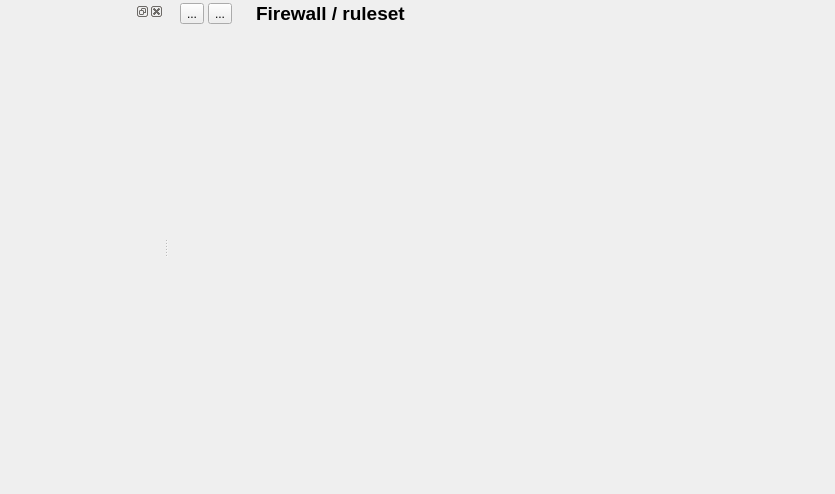
First picture: the form in src/gui/projectpanel_q.ui, repository fwbuilder/fwbuilder, before the edit.
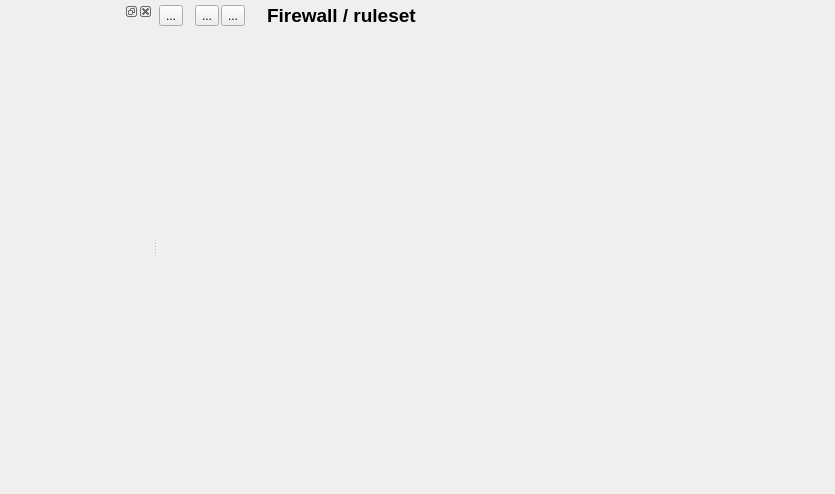
Second picture: the form after the edit. Icons and pictures are not drawn. Custom widgets are drawn as their Qt base class.

Commit message: * ProjectPanel.cpp (ProjectPanel::addRule): fixed #1461 Need obvious button to add new rule to the empty rule set

```diff
--- a/src/gui/projectpanel_q.ui
+++ b/src/gui/projectpanel_q.ui
@@ -99,12 +99,12 @@
       <property name="frameShadow" >
        <enum>QFrame::Raised</enum>
       </property>
-      <layout class="QGridLayout" name="gridLayout" >
-       <property name="leftMargin" >
-        <number>12</number>
+      <layout class="QGridLayout" name="gridLayout">
+       <property name="leftMargin">
+        <number>2</number>
        </property>
-       <property name="topMargin" >
-        <number>0</number>
+       <property name="topMargin">
+        <number>2</number>
        </property>
        <property name="rightMargin" >
         <number>0</number>
@@ -112,14 +112,65 @@
        <property name="bottomMargin" >
         <number>0</number>
        </property>
-       <item row="0" column="0" >
-        <layout class="QHBoxLayout" name="horizontalLayout" >
-         <property name="spacing" >
-          <number>4</number>
-         </property>
+       <property name="spacing">
+        <number>2</number>
+       </property>
+       <item row="0" column="0">
+        <layout class="QHBoxLayout" name="horizontalLayout">
          <item>
-          <widget class="QToolButton" name="compile_this_fw" >
-           <property name="toolTip" >
+          <widget class="QToolButton" name="add_rule">
+           <property name="toolTip">
+            <string>Add rule</string>
+           </property>
+           <property name="statusTip">
+            <string>Add rule</string>
+           </property>
+           <property name="whatsThis">
+            <string>Add rule</string>
+           </property>
+           <property name="text">
+            <string>...</string>
+           </property>
+           <property name="icon">
+            <iconset resource="MainRes.qrc">
+             <normaloff>:/Icons/add.png</normaloff>:/Icons/add.png</iconset>
+           </property>
+           <property name="iconSize">
+            <size>
+             <width>25</width>
+             <height>25</height>
+            </size>
+           </property>
+           <property name="checkable">
+            <bool>false</bool>
+           </property>
+           <property name="popupMode">
+            <enum>QToolButton::DelayedPopup</enum>
+           </property>
+           <property name="arrowType">
+            <enum>Qt::NoArrow</enum>
+           </property>
+          </widget>
+         </item>
+         <item>
+          <spacer name="horizontalSpacer_2">
+           <property name="orientation">
+            <enum>Qt::Horizontal</enum>
+           </property>
+           <property name="sizeType">
+            <enum>QSizePolicy::Fixed</enum>
+           </property>
+           <property name="sizeHint" stdset="0">
+            <size>
+             <width>10</width>
+             <height>20</height>
+            </size>
+           </property>
+          </spacer>
+         </item>
+         <item>
+          <widget class="QToolButton" name="compile_this_fw">
+           <property name="toolTip">
             <string>Compile this firewall</string>
            </property>
            <property name="statusTip" >
```
Left out of the diff: 162 changed lines with no effect on the pictures. The commit also changes 4 other files.
